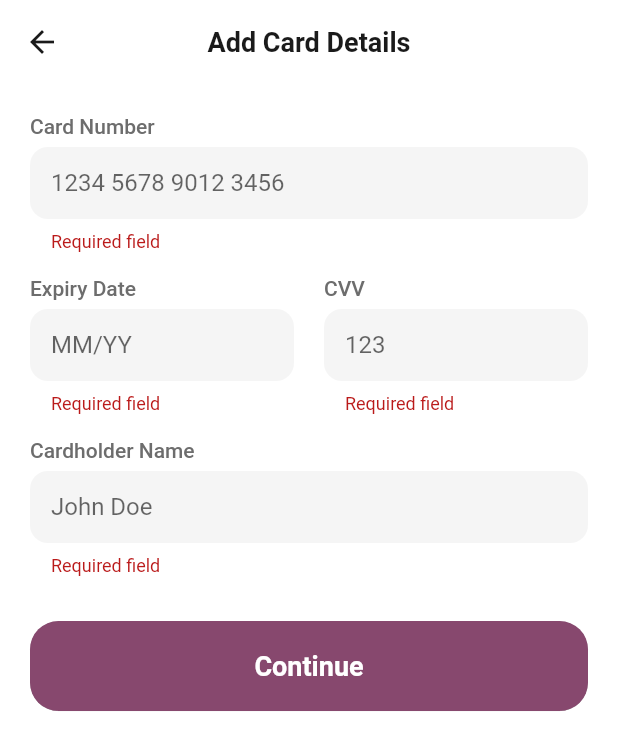
After one commit to tseleena200/SmartCart, a Flutter app: the PaymentMethodView screen opened directly, after a tap on "Continue", on a phone screen of 412 x 824 dp. The commit adds this screen. Shown: the top 750 px of the screen. Run offline on Flutter 3.47's test engine with Material 3 defaults, Android fonts, the light colour scheme and no system bars; our stand-ins replace audioplayers, carousel_slider, cloud_firestore, firebase_auth, firebase_core, flutter_multi_formatter and 4 more; missing offline and left inert: fl_country_code_picker; accounts and stored records are empty; Roboto replaces fonts that are missing (Gilroy).

```diff
--- a/lib/controllers/cart_controller.dart
+++ b/lib/controllers/cart_controller.dart
@@ -70,7 +70,8 @@ class CartController extends GetxController {
         'userName': userName,
         'cartStatus': 'active',
         'items': items,
-        'totalAmount': "\$${total.toStringAsFixed(2)}",
+        'totalAmount': double.parse(total.toStringAsFixed(2)),
+
         'isPaid': false,
         'timestamp': FieldValue.serverTimestamp(),
       });
@@ -139,7 +140,7 @@ class CartController extends GetxController {
 
       await cartRef.update({
         'items': items,
-        'totalAmount': "\$${total.toStringAsFixed(2)}",
+        'totalAmount': double.parse(total.toStringAsFixed(2)),
       });
 
       Get.snackbar("Removed", "1 item removed from cart.");
--- /dev/null
+++ b/lib/controllers/transaction_controller.dart
@@ -0,0 +1,48 @@
+import 'package:cloud_firestore/cloud_firestore.dart';
+import 'package:firebase_auth/firebase_auth.dart';
+import 'package:get/get.dart';
+
+class TransactionController extends GetxController {
+  static TransactionController get instance => Get.find();
+
+  final FirebaseFirestore _firestore = FirebaseFirestore.instance;
+  final FirebaseAuth _auth = FirebaseAuth.instance;
+
+  Future<void> completeTransaction() async {
+    final userId = _auth.currentUser?.uid;
+    if (userId == null) {
+      Get.snackbar("Error", "User not logged in.");
+      return;
+    }
+
+    try {
+      final cartRef = _firestore.collection('Carts').doc(userId);
+      final cartDoc = await cartRef.get();
+
+      if (!cartDoc.exists || cartDoc.data()?['isPaid'] == true) {
+        Get.snackbar("Error", "No active cart to checkout.");
+        return;
+      }
+
+      final cartData = cartDoc.data()!;
+      final transactionData = {
+        'userID': userId,
+        'userName': cartData['userName'],
+        'items': cartData['items'],
+        'totalAmount': cartData['totalAmount'],
+        'paymentMethod': 'Card',  // you can dynamically set this later
+        'timestamp': FieldValue.serverTimestamp(),
+      };
+
+      // Save to Transactions collection
+      await _firestore.collection('Transactions').add(transactionData);
+
+      // Update Cart to mark it as paid
+      await cartRef.update({'isPaid': true});
+
+      Get.snackbar("Success", "Transaction completed successfully!");
+    } catch (e) {
+      Get.snackbar("Transaction Error", e.toString());
+    }
+  }
+}
--- a/lib/view/my_cart/cart_screen.dart
+++ b/lib/view/my_cart/cart_screen.dart
@@ -293,7 +293,9 @@ class _MyCartViewState extends State<MyCartView> {
                 String total = "\$0.00";
                 if (snapshot.hasData && snapshot.data!.exists) {
                   final data = snapshot.data!.data() as Map<String, dynamic>;
-                  total = data['totalAmount'] ?? "\$0.00";
+                  double amount = (data['totalAmount'] ?? 0).toDouble();
+                  total = "\$${amount.toStringAsFixed(2)}";
+
                 }
                 return MaterialButton(
                   onPressed: showCheckout,
--- /dev/null
+++ b/lib/view/my_cart/payment_method_view.dart
@@ -0,0 +1,130 @@
+import 'package:flutter/material.dart';
+import '../../common/color_extension.dart';
+import '../../common_widget/round_button.dart';
+
+class PaymentMethodView extends StatefulWidget {
+  const PaymentMethodView({super.key});
+
+  @override
+  State<PaymentMethodView> createState() => _PaymentMethodViewState();
+}
+
+class _PaymentMethodViewState extends State<PaymentMethodView> {
+  final _formKey = GlobalKey<FormState>();
+
+  final TextEditingController _cardNumberController = TextEditingController();
+  final TextEditingController _expiryController = TextEditingController();
+  final TextEditingController _cvvController = TextEditingController();
+  final TextEditingController _nameController = TextEditingController();
+
+  @override
+  Widget build(BuildContext context) {
+    return Scaffold(
+      backgroundColor: Colors.white,
+      appBar: AppBar(
+        backgroundColor: Colors.white,
+        elevation: 0,
+        centerTitle: true,
+        iconTheme: IconThemeData(color: TColor.primaryText),
+        title: Text("Add Card Details",
+            style: TextStyle(
+                color: TColor.primaryText,
+                fontSize: 18,
+                fontWeight: FontWeight.w700)),
+      ),
+      body: SingleChildScrollView(
+        padding: const EdgeInsets.all(20),
+        child: Form(
+          key: _formKey,
+          child: Column(
+            crossAxisAlignment: CrossAxisAlignment.start,
+            children: [
+              _buildLabel("Card Number"),
+              _buildTextField(_cardNumberController, "1234 5678 9012 3456",
+                  keyboardType: TextInputType.number, maxLength: 19),
+
+              const SizedBox(height: 16),
+              Row(
+                children: [
+                  Expanded(
+                    child: Column(
+                      crossAxisAlignment: CrossAxisAlignment.start,
+                      children: [
+                        _buildLabel("Expiry Date"),
+                        _buildTextField(_expiryController, "MM/YY",
+                            keyboardType: TextInputType.datetime, maxLength: 5),
+                      ],
+                    ),
+                  ),
+                  const SizedBox(width: 20),
+                  Expanded(
+                    child: Column(
+                      crossAxisAlignment: CrossAxisAlignment.start,
+                      children: [
+                        _buildLabel("CVV"),
+                        _buildTextField(_cvvController, "123",
+                            keyboardType: TextInputType.number, maxLength: 4, obscure: true),
+                      ],
+                    ),
+                  ),
+                ],
+              ),
+
+              const SizedBox(height: 16),
+              _buildLabel("Cardholder Name"),
+              _buildTextField(_nameController, "John Doe"),
+
+              const SizedBox(height: 30),
+              RoundButton(
+                title: "Continue",
+                onPressed: () {
+                  if (_formKey.currentState!.validate()) {
+                    String last4 = _cardNumberController.text.trim().replaceAll(" ", "");
+                    if (last4.length >= 4) {
+                      last4 = last4.substring(last4.length - 4);
+                    }
+                    final summary = "Credit Card (**** $last4)";
+                    Navigator.pop(context, summary);
+                  }
+                },
+              ),
+            ],
+          ),
+        ),
+      ),
+    );
+  }
+
+  Widget _buildLabel(String text) => Padding(
+    padding: const EdgeInsets.only(bottom: 6),
+    child: Text(
+      text,
+      style: TextStyle(
+          fontSize: 14, color: TColor.secondaryText, fontWeight: FontWeight.w500),
+    ),
+  );
+
+  Widget _buildTextField(TextEditingController controller, String hint,
+      {TextInputType keyboardType = TextInputType.text,
+        int? maxLength,
+        bool obscure = false}) {
+    return TextFormField(
+      controller: controller,
+      keyboardType: keyboardType,
+      obscureText: obscure,
+      maxLength: maxLength,
+      decoration: InputDecoration(
+        hintText: hint,
+        counterText: "",
+        filled: true,
+        fillColor: const Color(0xFFF5F5F5),
+        contentPadding: const EdgeInsets.symmetric(horizontal: 14, vertical: 14),
+        border: OutlineInputBorder(
+          borderRadius: BorderRadius.circular(12),
+          borderSide: BorderSide.none,
+        ),
+      ),
+      validator: (value) => value == null || value.isEmpty ? "Required field" : null,
+    );
+  }
+}
```
